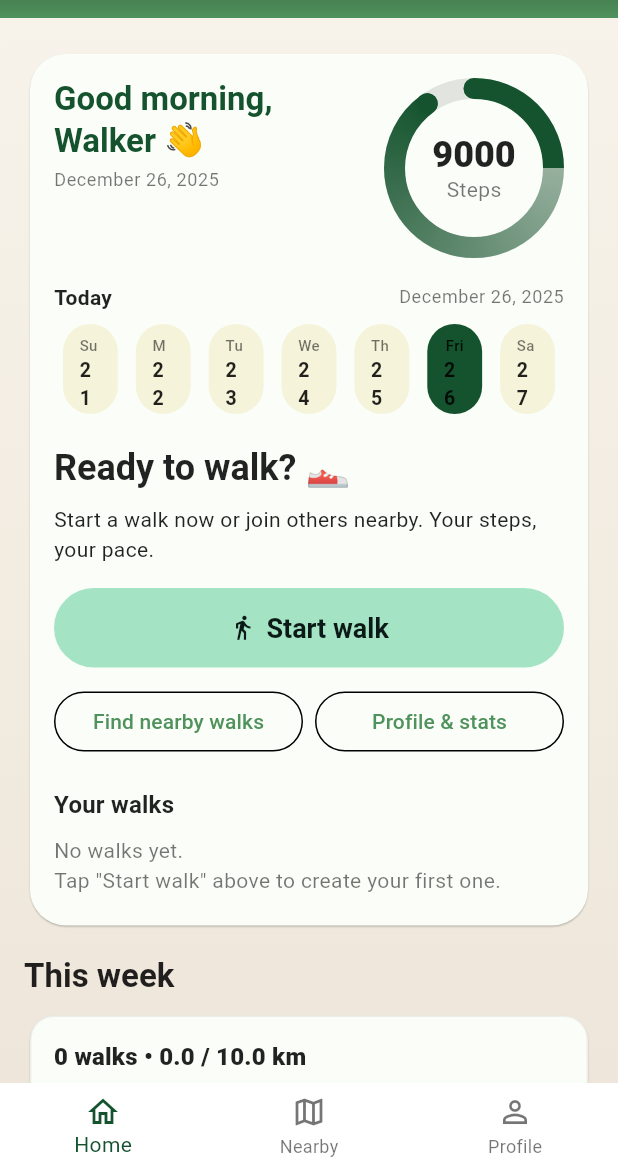
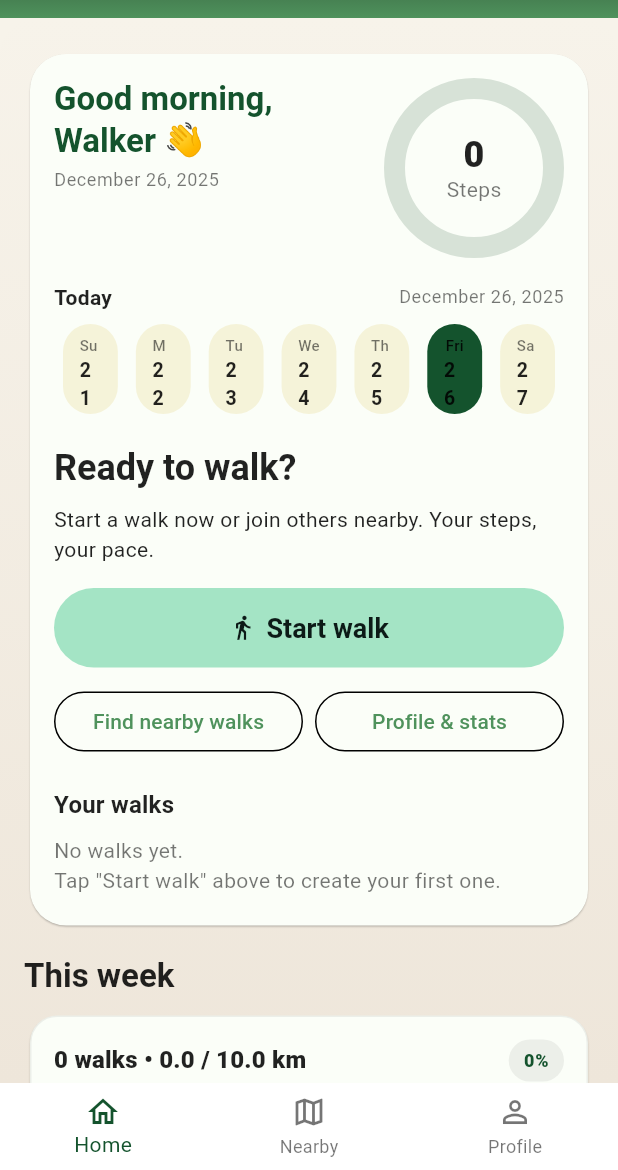
Before and after one commit to Ossi901990/Yalla-nemshi, a Flutter app: the HomeScreen screen opened by its route, on a phone screen of 412 x 824 dp, the part 66-1236 px from its top. Run offline on Flutter 3.47's test engine with Material 3 defaults, Android fonts, the light colour scheme and no system bars; drawn by our look-alikes of table_calendar; our stand-ins replace cloud_firestore, firebase_auth, firebase_core, flutter_local_notifications, google_maps_flutter, image_picker and 4 more; accounts and stored records are empty.

Commit message:
you describe

```diff
--- a/lib/screens/home_screen.dart
+++ b/lib/screens/home_screen.dart
@@ -114,14 +114,11 @@ class _HomeScreenState extends State<HomeScreen> {
   StreamSubscription<QuerySnapshot>? _walksSub;
   StreamSubscription<User?>? _authSub;
 
-
   int _unreadNotifCount = 0;
-
 
   StreamSubscription<StepCount>? _stepSubscription;
   int _sessionSteps = 0;
   int? _baselineSteps;
-
 
   String _greetingForTime() {
     final hour = DateTime.now().hour;
@@ -723,7 +720,6 @@ class _HomeScreenState extends State<HomeScreen> {
     setState(() => _currentTab = 2);
   }
 
-
   // --- UI ---
 
   @override
@@ -1153,8 +1149,9 @@ class _HomeScreenState extends State<HomeScreen> {
                                         ),
                                         const SizedBox(width: 12),
                                         _StepsRing(
-                                          steps: 9000,
-                                          goal: 10000, // you can change later
+                                          steps:
+                                              _sessionSteps,
+                                          goal: 10000,
                                           isDark: isDark,
                                         ),
                                       ],
@@ -1262,7 +1259,7 @@ class _HomeScreenState extends State<HomeScreen> {
 
                                     // Ready to walk + buttons
                                     Text(
-                                      'Ready to walk? 👟',
+                                      'Ready to walk?',
                                       style: theme.textTheme.headlineSmall
                                           ?.copyWith(
                                             fontWeight: FontWeight.bold,
@@ -1455,11 +1452,24 @@ class _WeeklySummaryCard extends StatelessWidget {
         ? kTextSecondary
         : (theme.textTheme.bodySmall?.color);
 
+    String motivationText(double p) {
+      if (kmGoal <= 0)
+        return 'Set a weekly goal in Settings to start tracking.';
+      if (p <= 0.01) return 'Let’s get the first steps in 💪';
+      if (p < 0.25) return 'Nice start — keep the momentum going!';
+      if (p < 0.50) return 'You’re building a habit — great progress!';
+      if (p < 0.75) return 'More than halfway — you’ve got this!';
+      if (p < 1.00) return 'Almost there — one more push!';
+      return 'Goal reached 🎉 Amazing work this week!';
+    }
+
+    final percent = (progress * 100).round();
+
     return Card(
       color: isDark ? kDarkSurface : null,
-      elevation: isDark ? 0 : 0.5,
+      elevation: isDark ? 0 : 0.6,
       shape: RoundedRectangleBorder(
-        borderRadius: BorderRadius.circular(16),
+        borderRadius: BorderRadius.circular(18),
         side: BorderSide(
           color: isDark
               ? Colors.white.withValues(alpha: 0.06)
@@ -1467,11 +1477,15 @@ class _WeeklySummaryCard extends StatelessWidget {
         ),
       ),
       child: Padding(
-        padding: const EdgeInsets.all(16),
+        padding: const EdgeInsets.fromLTRB(16, 16, 16, 14),
         child: Column(
           crossAxisAlignment: CrossAxisAlignment.start,
           children: [
-            Text(
+            // Top line: stats + %
+            Row(
+              children: [
+                Expanded(
+                  child: Text(
                     '$walks walk${walks == 1 ? '' : 's'} • '
                     '${kmSoFar.toStringAsFixed(1)} / ${kmGoal.toStringAsFixed(1)} km',
                     style: theme.textTheme.titleMedium?.copyWith(
@@ -1479,19 +1493,92 @@ class _WeeklySummaryCard extends StatelessWidget {
                       color: titleColor,
                     ),
                   ),
+                ),
+                Container(
+                  padding: const EdgeInsets.symmetric(
+                    horizontal: 10,
+                    vertical: 6,
+                  ),
+                  decoration: BoxDecoration(
+                    color: isDark
+                        ? kDarkSurface2
+                        : Colors.black.withValues(alpha: 0.06),
+                    borderRadius: BorderRadius.circular(999),
+                  ),
+                  child: Text(
+                    kmGoal <= 0 ? '--' : '$percent%',
+                    style: theme.textTheme.labelMedium?.copyWith(
+                      fontWeight: FontWeight.w800,
+                      color: isDark ? kTextPrimary : const Color(0xFF14532D),
+                    ),
+                  ),
+                ),
+              ],
+            ),
+
+            const SizedBox(height: 12),
+
+            // Fancy progress bar (step-counter style but horizontal)
+            LayoutBuilder(
+              builder: (context, c) {
+                final trackColor = isDark ? kDarkSurface2 : Colors.black12;
+                final fillColor = isDark
+                    ? kMintBright
+                    : const Color(0xFF14532D);
+
+                return Container(
+                  height: 14,
+                  decoration: BoxDecoration(
+                    color: trackColor,
+                    borderRadius: BorderRadius.circular(999),
+                  ),
+                  child: Stack(
+                    children: [
+                      AnimatedContainer(
+                        duration: const Duration(milliseconds: 350),
+                        curve: Curves.easeOut,
+                        width: c.maxWidth * (kmGoal <= 0 ? 0.0 : progress),
+                        decoration: BoxDecoration(
+                          color: fillColor,
+                          borderRadius: BorderRadius.circular(999),
+                        ),
+                      ),
+
+                      // subtle “shine” overlay to feel more premium
+                      Positioned.fill(
+                        child: IgnorePointer(
+                          child: Opacity(
+                            opacity: isDark ? 0.10 : 0.08,
+                            child: DecoratedBox(
+                              decoration: BoxDecoration(
+                                borderRadius: BorderRadius.circular(999),
+                                gradient: const LinearGradient(
+                                  begin: Alignment.topCenter,
+                                  end: Alignment.bottomCenter,
+                                  colors: [Colors.white, Colors.transparent],
+                                ),
+                              ),
+                            ),
+                          ),
+                        ),
+                      ),
+                    ],
+                  ),
+                );
+              },
+            ),
+
             const SizedBox(height: 10),
-            ClipRRect(
-              borderRadius: BorderRadius.circular(999),
-              child: LinearProgressIndicator(
-                value: progress,
-                minHeight: 8,
-                backgroundColor: isDark ? kDarkSurface2 : Colors.black12,
-                valueColor: AlwaysStoppedAnimation<Color>(
-                  isDark ? kMintBright : const Color(0xFF14532D),
-                ),
-              ),
-            ),
-            const SizedBox(height: 12),
+
+            // Motivational microcopy + streak
+            Text(
+              motivationText(progress),
+              style: theme.textTheme.bodyMedium?.copyWith(
+                fontWeight: FontWeight.w700,
+                color: isDark ? kTextPrimary : const Color(0xFF14532D),
+              ),
+            ),
+            const SizedBox(height: 4),
             Text(
               streakDays > 0
                   ? 'Streak: $streakDays day${streakDays == 1 ? '' : 's'} in a row'
@@ -1636,9 +1723,26 @@ class _StepsRing extends StatelessWidget {
         ? 0.0
         : (steps / goal).clamp(0.0, 1.0).toDouble();
 
-    // Make it look like the reference (bigger + centered text)
     const double size = 120;
     const double stroke = 14;
+
+    // Animate the ring smoothly when steps change
+    return TweenAnimationBuilder<double>(
+      tween: Tween<double>(begin: 0, end: progress),
+      duration: const Duration(milliseconds: 650),
+      curve: Curves.easeOutCubic,
+      builder: (context, animatedProgress, _) {
+        // Base ring color at full progress
+        final Color base = isDark ? kMintBright : const Color(0xFF14532D);
+
+        // Very light color at 0 progress (so the start is almost white)
+ final Color veryLight = isDark
+    ? Colors.white.withValues(alpha: 0.16)
+    : const Color(0xFFE8F1EA); // ✅ light green tint (not white)
+
+
+        // End color gets darker as progress increases
+        final Color endColor = Color.lerp(veryLight, base, animatedProgress)!;
 
         return SizedBox(
           width: size,
@@ -1649,22 +1753,20 @@ class _StepsRing extends StatelessWidget {
               CustomPaint(
                 size: const Size(size, size),
                 painter: _GradientRingPainter(
-              progress: progress,
+                  progress: animatedProgress,
                   strokeWidth: stroke,
-              // Track behind the ring
                  trackColor: isDark
-                  ? Colors.white.withValues(alpha: 0.08)
-                  : Colors.black.withValues(alpha: 0.10),
-              // These create the “fade in/out” feel
-              startColor: (isDark ? kMint : const Color(0xFF14532D)).withValues(
-                alpha: 0.35,
-              ),
-              endColor: (isDark ? kMintBright : const Color(0xFF14532D))
-                  .withValues(alpha: 1.0),
-            ),
-          ),
-
-          // Text
+    ? Colors.white.withValues(alpha: 0.10)
+    : const Color(0xFFD7E2D7), // ✅ slightly darker track so ring feels consistent
+
+                  // ✅ start ALWAYS very light
+                  startColor: veryLight,
+                  // ✅ end darkens with progress
+                  endColor: endColor,
+                ),
+              ),
+
+              // Text in the middle
               Column(
                 mainAxisSize: MainAxisSize.min,
                 children: [
@@ -1688,6 +1790,8 @@ class _StepsRing extends StatelessWidget {
               ),
             ],
           ),
+        );
+      },
     );
   }
 }
@@ -1710,9 +1814,7 @@ class _GradientRingPainter extends CustomPainter {
   @override
   void paint(Canvas canvas, Size size) {
     final p = progress.clamp(0.0, 1.0);
-    final rect = Offset.zero & size;
-
-    // Keep ring inside bounds (avoid clipping)
+
     final inset = strokeWidth / 2;
     final ringRect = Rect.fromLTWH(
       inset,
@@ -1721,68 +1823,42 @@ class _GradientRingPainter extends CustomPainter {
       size.height - strokeWidth,
     );
 
-    final center = ringRect.center;
-    final radius = ringRect.width / 2;
-
     const startAngle = -math.pi / 2; // top
-    final sweepAngle = 2 * math.pi * p;
-
-    // Track ring (full circle behind) — use drawCircle so no seam/join
+
+    // Slightly shorten at 100% so rounded caps don't overlap visually
+    final safeP = (p >= 1.0) ? 0.999 : p;
+    final sweepAngle = 2 * math.pi * safeP;
+
+    // Track (full circle)
     final trackPaint = Paint()
       ..color = trackColor
       ..style = PaintingStyle.stroke
       ..strokeWidth = strokeWidth
-      ..strokeCap = StrokeCap.butt;
-
-    canvas.drawCircle(center, radius, trackPaint);
+      ..strokeCap = StrokeCap.round
+      ..isAntiAlias = true;
+
+    canvas.drawArc(ringRect, 0, 2 * math.pi, false, trackPaint);
 
     if (p <= 0) return;
 
-    // Gradient along ONLY the progress arc: very faded start -> solid end
+    // Gradient on the progress arc
 final gradient = SweepGradient(
-      startAngle: startAngle,
-      endAngle: startAngle + sweepAngle,
-      tileMode: TileMode.clamp,
-      colors: [
-        startColor.withValues(alpha: 0.12), // super light at the beginning
-        endColor, // darker at the end
-      ],
-      stops: const [0.0, 1.0],
-    );
+  // ✅ end with startColor again → seam becomes light (no dark tick at top)
+  colors: [startColor, endColor, startColor],
+  stops: const [0.0, 0.85, 1.0],
+  transform: const GradientRotation(-math.pi / 2),
+);
+
 
 final progressPaint = Paint()
   ..shader = gradient.createShader(ringRect)
   ..style = PaintingStyle.stroke
   ..strokeWidth = strokeWidth
-      ..strokeCap = StrokeCap.round; // smooth rounded end
+  ..strokeCap = StrokeCap.round
+  ..isAntiAlias = true;
+
 
     canvas.drawArc(ringRect, startAngle, sweepAngle, false, progressPaint);
-
-    // Manual round caps (smooth)
-    Offset pointOnCircle(double angle) {
-      return Offset(
-        center.dx + radius * math.cos(angle),
-        center.dy + radius * math.sin(angle),
-      );
-    }
-
-    final capRadius = strokeWidth / 2;
-
-    final startCapPaint = Paint()
-      ..color = startColor.withValues(alpha: 0.35)
-      ..style = PaintingStyle.fill;
-
-    canvas.drawCircle(pointOnCircle(startAngle), capRadius, startCapPaint);
-
-    final endCapPaint = Paint()
-      ..color = endColor
-      ..style = PaintingStyle.fill;
-
-    canvas.drawCircle(
-      pointOnCircle(startAngle + sweepAngle),
-      capRadius,
-      endCapPaint,
-    );
   }
 
   @override
```
Also changed, not shown: lib/screens/profile_screen.dart (+87 -22 lines). Lines whose indentation alone changed are shown as unchanged.
